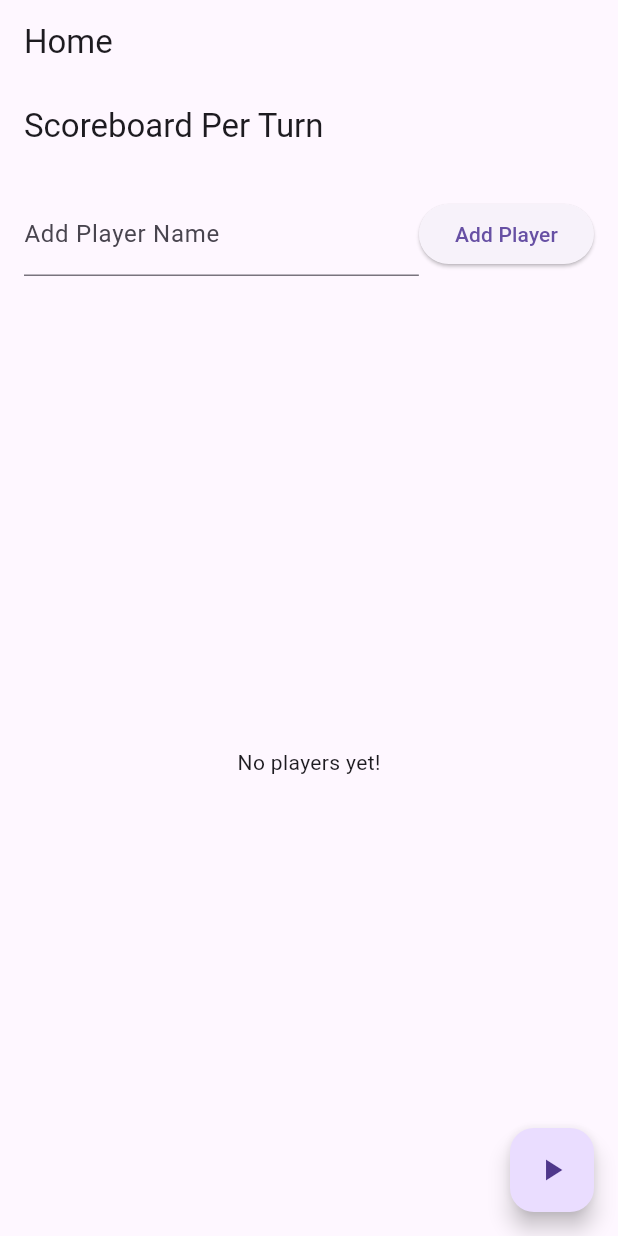
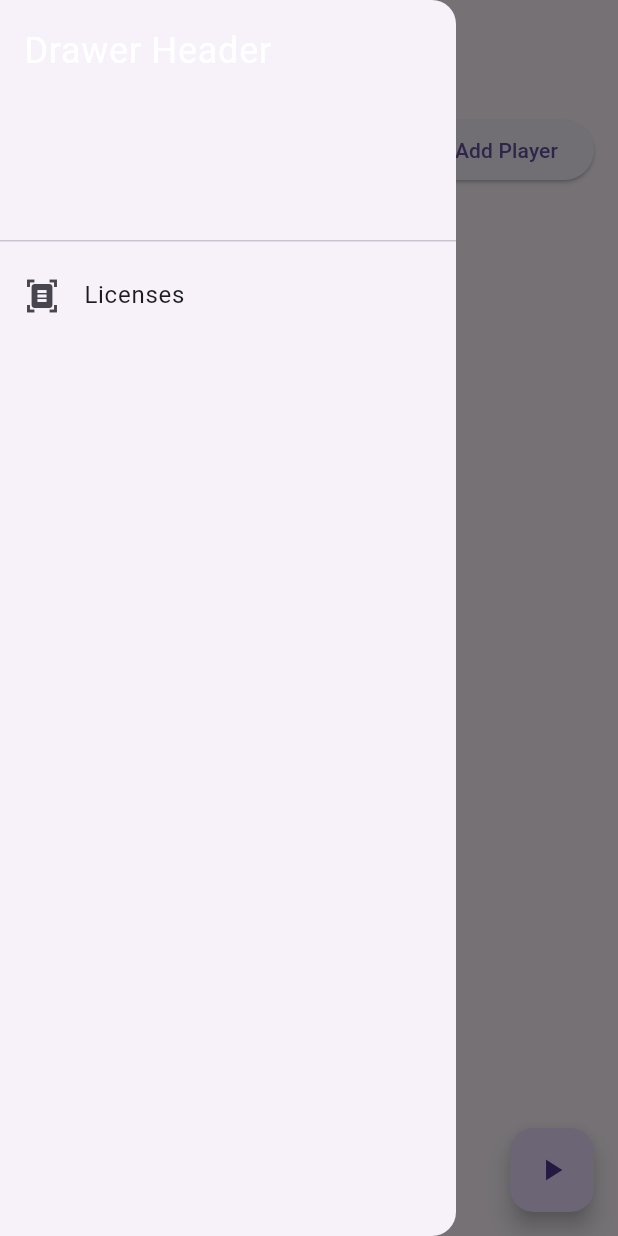
Before and after one commit to RMStyle/simply-scored, a Flutter app: the screen it shows after launch, with the side drawer open (before the commit the screen has no drawer), on a phone screen of 412 x 824 dp. Run offline on Flutter 3.47's test engine with Material 3 defaults, Android fonts, the phone set to English and light mode, and no system bars; our stand-ins replace shared_preferences.

Commit message:
Added licenses; Playerlist is locally saved;

```diff
--- a/lib/components/gamecreation.dart
+++ b/lib/components/gamecreation.dart
@@ -1,9 +1,9 @@
 import 'package:flutter/material.dart';
 import 'package:scoreboard/components/scoreboard.dart';
-// import 'package:shared_preferences/shared_preferences.dart';
+import 'package:shared_preferences/shared_preferences.dart';
 
 class PlayerNameInputList extends StatefulWidget {
-  const PlayerNameInputList({Key? key}) : super(key: key);
+  const PlayerNameInputList({super.key});
 
   @override
   State<PlayerNameInputList> createState() => _PlayerNameInputListState();
@@ -13,35 +13,40 @@ class _PlayerNameInputListState extends State<PlayerNameInputList> {
   List<String> _players = [];
   final TextEditingController _nameController = TextEditingController();
 
-  void _addPlayer() {
+  @override
+  void initState() {
+    super.initState();
+    _loadPlayerList();
+  }
+
+  Future<void> _loadPlayerList() async {
+    final prefs = await SharedPreferences.getInstance();
+    _players = prefs.getStringList('players') ?? [];
+  }
+
+  void _addPlayer() async {
+    final prefs = await SharedPreferences.getInstance();
     final name = _nameController.text.trim();
     if (name.isNotEmpty && !_players.any((p) => p == name)) {
       setState(() {
         _players.add(name);
+        prefs.setStringList('players', _players);
       });
       _nameController.clear();
     }
   }
 
-  _removePlayer(String name) {
+  _removePlayer(String name) async {
+    final prefs = await SharedPreferences.getInstance();
     setState(() {
       _players.remove(name);
+      prefs.setStringList('players', _players);
     });
-  }
-
-  void _goToScoreSheet() {
-    Navigator.push(
-      context,
-      MaterialPageRoute<void>(
-        builder: (context) => ScoreSheetsTable(players: _players),
-      ),
-    );
   }
 
   @override
   Widget build(BuildContext context) {
     return Scaffold(
-      appBar: AppBar(title: const Text('Scoreboard Per Turn')),
       body: Padding(
         padding: const EdgeInsets.all(16.0),
         child: Column(
@@ -54,6 +59,7 @@ class _PlayerNameInputListState extends State<PlayerNameInputList> {
                     decoration: const InputDecoration(
                       labelText: 'Add Player Name',
                     ),
+                    // onSubmitted: () => _addPlayer,
                   ),
                 ),
                 ElevatedButton(
--- a/lib/main.dart
+++ b/lib/main.dart
@@ -1,9 +1,8 @@
 import 'package:flutter/material.dart';
 import 'package:scoreboard/components/gamecreation.dart';
-import 'package:scoreboard/components/scoreboard.dart';
 
 void main() {
-  runApp(const MainApp());
+  runApp(MaterialApp(home: MainApp()));
 }
 
 class MainApp extends StatelessWidget {
@@ -13,8 +12,25 @@ class MainApp extends StatelessWidget {
   Widget build(BuildContext context) {
     return MaterialApp(
       home: Scaffold(
-        appBar: AppBar(title: const Text('Home')),
-        // body: ScoreSheetsTable(players: ['Test', 'Name']),
+        appBar: AppBar(title: const Text('Player Select')),
+        drawer: Drawer(
+          child: ListView(
+            padding: EdgeInsets.zero,
+            children: <Widget>[
+              const DrawerHeader(
+                child: Text(
+                  'Drawer Header',
+                  style: TextStyle(color: Colors.white, fontSize: 24),
+                ),
+              ),
+              ListTile(
+                leading: const Icon(Icons.document_scanner),
+                title: const Text('Licenses'),
+                onTap: () => showAboutDialog(context: context),
+              ),
+            ],
+          ),
+        ),
         body: PlayerNameInputList(),
       ),
     );
```
